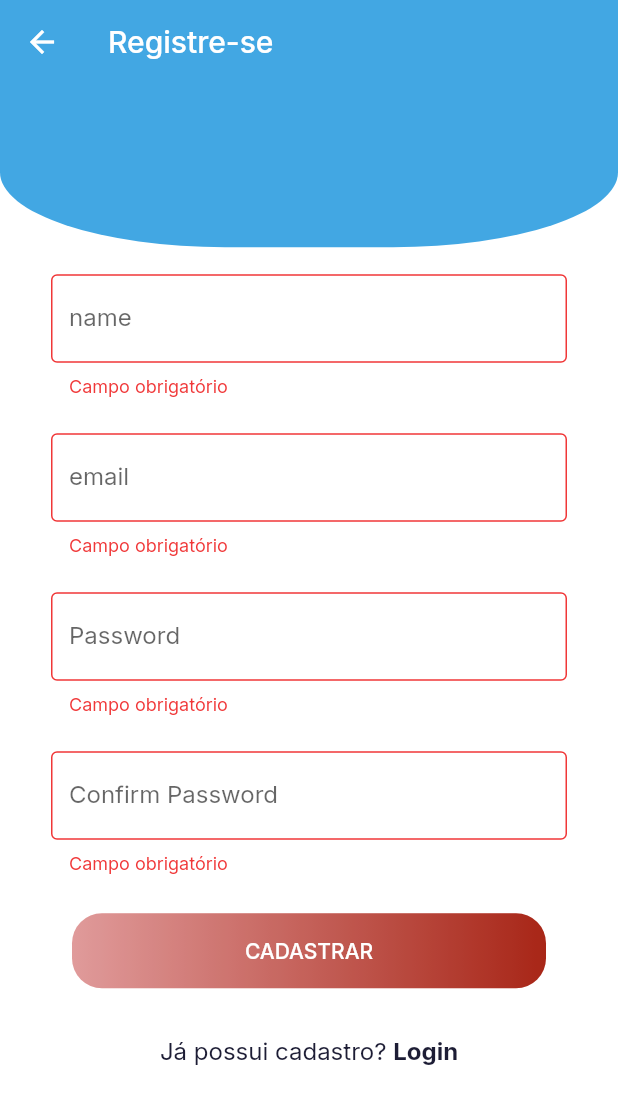
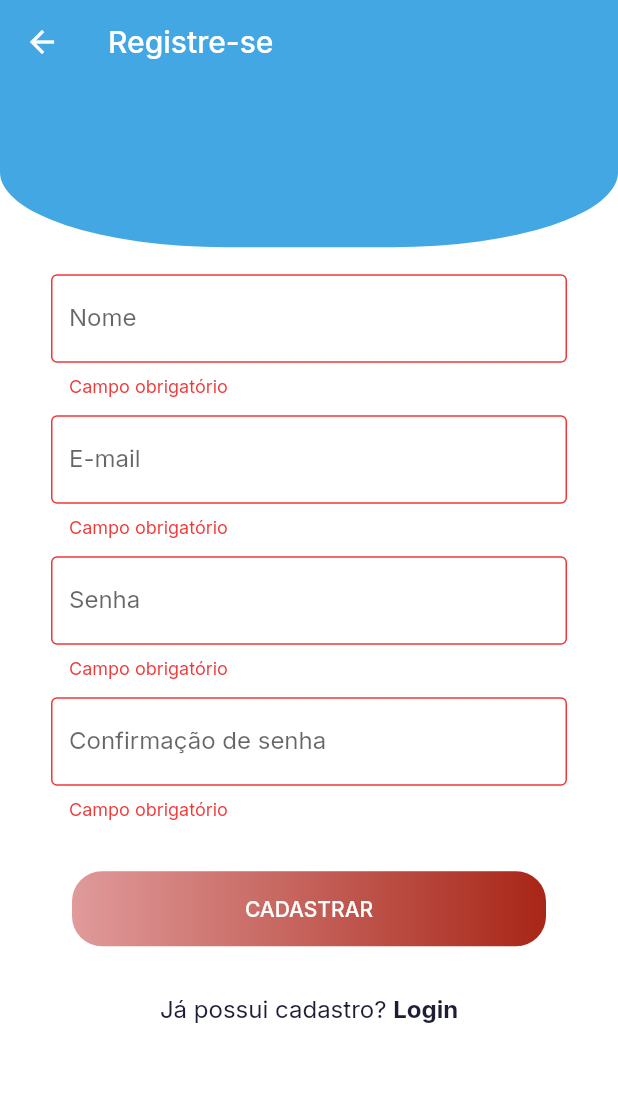
Before and after one commit to RafaelMunareto/flutterPadrao, a Flutter app: the SignupPage screen opened by its route, on a phone screen of 412 x 824 dp. Shown: the top 1104 px of the screen. Run offline on Flutter 3.47's test engine with Material 2 defaults, Android fonts, the light colour scheme and no system bars; our stand-ins replace cloud_firestore, firebase_auth, firebase_core, firebase_dynamic_links, flutter_mobx, flutter_modular and 5 more; accounts and stored records are empty; generated files the repository leaves out were written again.

Commit message:
implantaçao da verificação de email.

```diff
--- a/lib/app/modules/auth/auth_module.dart
+++ b/lib/app/modules/auth/auth_module.dart
@@ -30,8 +30,8 @@ class AuthModule extends Module {
     ChildRoute('signup',
         child: (context, args) => const SignupPage(),
         transition: TransitionType.leftToRightWithFade),
-    ChildRoute('verify',
-        child: (context, args) => const VerifyPage(),
+    ChildRoute('verify/:code',
+        child: (context, args) => VerifyPage(code: args.params['code']),
         transition: TransitionType.leftToRightWithFade),
     ChildRoute('forget',
         child: (context, args) => const ForgetPage(),
--- a/lib/app/modules/auth/forget/forget_page.dart
+++ b/lib/app/modules/auth/forget/forget_page.dart
@@ -20,7 +20,7 @@ class ForgetPage extends StatefulWidget {
 
 class ForgetPageState extends State<ForgetPage> {
   final ForgetStore store = Modular.get();
-  final GlobalKey<ScaffoldState> _scaffoldKey = new GlobalKey<ScaffoldState>();
+  final GlobalKey<ScaffoldState> _scaffoldKey = GlobalKey<ScaffoldState>();
 
   @override
   void didChangeDependencies() {
@@ -68,9 +68,6 @@ class ForgetPageState extends State<ForgetPage> {
                         labelText: 'email',
                         onChanged: store.client.changeEmail,
                         errorText: store.client.validateEmail),
-                    const SizedBox(
-                      height: 8,
-                    ),
                     Observer(builder: (_) {
                       return ButtonWidget(
                           label: 'ENVIAR SENHA',
--- a/lib/app/modules/auth/login/login_page.dart
+++ b/lib/app/modules/auth/login/login_page.dart
@@ -20,7 +20,7 @@ class LoginPage extends StatefulWidget {
 
 class LoginPageState extends State<LoginPage> {
   final LoginStore store = Modular.get();
-  final GlobalKey<ScaffoldState> _scaffoldKey = new GlobalKey<ScaffoldState>();
+  final GlobalKey<ScaffoldState> _scaffoldKey = GlobalKey<ScaffoldState>();
 
   @override
   void didChangeDependencies() {
@@ -69,9 +69,6 @@ class LoginPageState extends State<LoginPage> {
                         labelText: 'email',
                         onChanged: store.client.changeEmail,
                         errorText: store.client.validateEmail),
-                    const SizedBox(
-                      height: 8,
-                    ),
                     TextFieldWidget(
                         labelText: 'Password',
                         obscure: true,
--- a/lib/app/modules/auth/shared/models/client_store.dart
+++ b/lib/app/modules/auth/shared/models/client_store.dart
@@ -3,8 +3,8 @@ import 'package:mobx/mobx.dart';
 part 'client_store.g.dart';
 
 class ClientStore = _ClientStoreBase with _$ClientStore;
+
 abstract class _ClientStoreBase with Store {
-
   @observable
   String name = '';
 
@@ -29,29 +29,22 @@ abstract class _ClientStoreBase with Store {
   @action
   changeConfirmPassword(String value) => confirmPassword = value;
 
-
   @computed
   bool get isValidLogin {
-    return
-          validateEmail() == null
-          && validatePassword() == null;
+    return validateEmail() == null && validatePassword() == null;
   }
 
   @computed
   bool get isValidChangePassword {
-    return
-      validateConfirmPassword() == null
-          && validatePassword() == null;
+    return validateConfirmPassword() == null && validatePassword() == null;
   }
-
 
   @computed
   bool get isValidEmail {
-    return
-      validateEmail() == null;
+    return validateEmail() == null;
   }
 
-  String? validateName(){
+  String? validateName() {
     if (name.isEmpty) {
       return 'Campo obrigatório';
     } else if (name.length < 3) {
@@ -60,16 +53,18 @@ abstract class _ClientStoreBase with Store {
     return null;
   }
 
-  String? validateEmail(){
+  String? validateEmail() {
     if (email.isEmpty) {
       return 'Campo obrigatório';
-    } else if (!email.contains('@')) {
+    } else if (!RegExp(
+            r'^(([^<>()[\]\\.,;:\s@\"]+(\.[^<>()[\]\\.,;:\s@\"]+)*)|(\".+\"))@((\[[0-9]{1,3}\.[0-9]{1,3}\.[0-9]{1,3}\.[0-9]{1,3}\])|(([a-zA-Z\-0-9]+\.)+[a-zA-Z]{2,}))$')
+        .hasMatch(email)) {
       return 'Email inválido';
     }
     return null;
   }
 
-  String? validatePassword(){
+  String? validatePassword() {
     if (password.isEmpty) {
       return 'Campo obrigatório';
     } else if (password.length < 6) {
@@ -78,7 +73,7 @@ abstract class _ClientStoreBase with Store {
     return null;
   }
 
-  String? validateConfirmPassword(){
+  String? validateConfirmPassword() {
     if (password != confirmPassword) {
       return 'As senhas devem ser iguais.';
     } else if (confirmPassword.isEmpty) {
@@ -88,6 +83,4 @@ abstract class _ClientStoreBase with Store {
     }
     return null;
   }
-
-
 }
--- a/lib/app/modules/auth/signup/signup_page.dart
+++ b/lib/app/modules/auth/signup/signup_page.dart
@@ -20,19 +20,19 @@ class SignupPage extends StatefulWidget {
 
 class SignupPageState extends State<SignupPage> {
   final SignupStore store = Modular.get();
-  final GlobalKey<ScaffoldState> _scaffoldKey = new GlobalKey<ScaffoldState>();
+  final GlobalKey<ScaffoldState> _scaffoldKey = GlobalKey<ScaffoldState>();
 
   @override
   void didChangeDependencies() {
     super.didChangeDependencies();
     autorun(
-          (_) {
-        if(store.msg != ''){
-          SnackbarCustom().createSnackBareErrOrGoal(_scaffoldKey, errOrGoal: store.msgErrOrGoal ,message:store.msg, rota: '/home');
+      (_) {
+        if (store.msg != '') {
+          SnackbarCustom().createSnackBareErrOrGoal(_scaffoldKey,
+              errOrGoal: store.msgErrOrGoal, message: store.msg, rota: '/auth');
           store.setMsg('');
         }
       },
-
     );
   }
 
@@ -69,29 +69,20 @@ class SignupPageState extends State<SignupPage> {
                 child: Column(
                   children: [
                     TextFieldWidget(
-                        labelText: 'name',
+                        labelText: 'Nome',
                         onChanged: store.client.changeName,
                         errorText: store.client.validateName),
-                    const SizedBox(
-                      height: 20,
-                    ),
                     TextFieldWidget(
-                        labelText: 'email',
+                        labelText: 'E-mail',
                         onChanged: store.changeEmailGrupo,
                         errorText: store.validateEmailGrupo),
-                    const SizedBox(
-                      height: 20,
-                    ),
                     TextFieldWidget(
-                        labelText: 'Password',
+                        labelText: 'Senha',
                         obscure: true,
                         onChanged: store.client.changePassword,
                         errorText: store.client.validatePassword),
-                    const SizedBox(
-                      height: 20,
-                    ),
                     TextFieldWidget(
-                        labelText: 'Confirm Password',
+                        labelText: 'Confirmação de senha',
                         obscure: true,
                         onChanged: store.client.changeConfirmPassword,
                         errorText: store.client.validateConfirmPassword),
@@ -99,8 +90,9 @@ class SignupPageState extends State<SignupPage> {
                       return ButtonWidget(
                           label: 'CADASTRAR',
                           loading: store.loading,
-                          function:store.isValidRegisterEmailGrupo ? store.submit : null
-                      );
+                          function: store.isValidRegisterEmailGrupo
+                              ? store.submit
+                              : null);
                     }),
                     const LinkRoteWidget(
                         label: 'Já possui cadastro? ',
--- a/lib/app/shared/auth/auth_controller.dart
+++ b/lib/app/shared/auth/auth_controller.dart
@@ -69,9 +69,9 @@ abstract class _AuthControllerBase with Store {
   }
 
   @action
-  Future<String?> emailVerify()
+  Future emailVerify(code)
   {
-    return authRepository.emailVerify();
+    return authRepository.emailVerify(code);
   }
 
   @action
--- a/lib/app/shared/auth/repositories/auth_repository_interface.dart
+++ b/lib/app/shared/auth/repositories/auth_repository_interface.dart
@@ -13,6 +13,6 @@ abstract class IAuthRepository {
   Future createUserSendEmailLink(name, email, password);
   Future createUserEmailPassword(name, email, password);
   Future getGrupoEmail();
-  Future<String?> emailVerify();
+  Future emailVerify(code);
 
 }
--- a/lib/app/shared/components/button_widget.dart
+++ b/lib/app/shared/components/button_widget.dart
@@ -1,5 +1,3 @@
-import 'dart:async';
-
 import 'package:flutter/material.dart';
 
 class ButtonWidget extends StatefulWidget {
@@ -7,10 +5,8 @@ class ButtonWidget extends StatefulWidget {
   final dynamic function;
   final bool loading;
 
-  ButtonWidget(
-      {this.label = '',
-      this.function,
-      this.loading = false});
+  const ButtonWidget(
+      {Key? key, this.label = '', this.function, this.loading = false})  : super(key: key);
 
   @override
   _ButtonWidgetState createState() => _ButtonWidgetState();
@@ -62,7 +58,7 @@ class _ButtonWidgetState extends State<ButtonWidget>
   Widget _buildAnimation(BuildContext context, Widget? child) {
     return InkWell(
       child: Padding(
-        padding: const EdgeInsets.fromLTRB(8,16,8,8),
+        padding: const EdgeInsets.fromLTRB(8, 16, 8, 8),
         child: Container(
           width: largura.value,
           height: altura.value,
--- a/lib/app/shared/components/text_field_widget.dart
+++ b/lib/app/shared/components/text_field_widget.dart
@@ -5,7 +5,7 @@ class TextFieldWidget extends StatefulWidget {
   final String labelText;
   final dynamic onChanged;
   final bool obscure;
-  final Function() errorText;
+  final dynamic errorText;
 
   const TextFieldWidget(
       {Key? key,
@@ -59,6 +59,8 @@ class _TextFieldWidgetState extends State<TextFieldWidget>
         //       BoxShadow(
         //           color: Colors.grey.shade200, blurRadius: 15, spreadRadius: 4)
         //     ]),
+        child: Padding(
+          padding: const EdgeInsets.only(bottom: 8.0),
           child: TextField(
             onChanged: widget.onChanged,
             obscureText: widget.obscure,
@@ -68,6 +70,7 @@ class _TextFieldWidgetState extends State<TextFieldWidget>
               errorText: widget.errorText == null ? null : widget.errorText(),
             ),
           ),
+        ),
       );
     });
   }
--- a/lib/app/shared/utils/snackbar_custom.dart
+++ b/lib/app/shared/utils/snackbar_custom.dart
@@ -15,7 +15,7 @@ class SnackbarCustom  {
       if(errOrGoal) {
         final snackbar = SnackBar(content: Text(message), duration:  Duration(seconds:time), backgroundColor: Colors.green);
         scaffoldKey.currentState.showSnackBar(snackbar);
-        Timer(const Duration(seconds: 2), () => Modular.to.navigate(rota));
+        Timer(Duration(seconds: time), () => Modular.to.navigate(rota));
       }else{
         final snackbar = SnackBar(content: Text(message), duration:  Duration(seconds:time), backgroundColor: Colors.red);
         scaffoldKey.currentState.showSnackBar(snackbar);
--- a/lib/app/shared/utils/themes/theme_preferences.dart
+++ b/lib/app/shared/utils/themes/theme_preferences.dart
@@ -2,15 +2,15 @@ import 'package:flutter_padrao/app/shared/repositories/localstorage/local_storag
 import 'package:flutter_padrao/app/shared/repositories/localstorage/local_storage_interface.dart';
 
 class ThemePreferences {
-  static const String PREF_KEY = 'pref_them_key';
+  static const String prefKey = 'pref_them_key';
   final ILocalStorage _localStorage = LocalStorageHive();
 
   setTheme(value)
   {
-    _localStorage.put(PREF_KEY, value);
+    _localStorage.put(prefKey, value);
   }
 
   getTheme(){
-    _localStorage.get(PREF_KEY);
+    _localStorage.get(prefKey);
   }
 }
```
Also changed, not shown: lib/app/app_widget.dart (+4 -3 lines), lib/app/modules/auth/change/change_page.dart (+1 -7 lines), lib/app/modules/auth/change/change_store.dart (+8 -10 lines), lib/app/modules/auth/login/login_store.dart (+11 -4 lines), lib/app/modules/auth/signup/signup_store.dart (+3 -4 lines), lib/app/modules/auth/verify/verify_page.dart (+22 -35 lines), lib/app/modules/auth/verify/verify_store.dart (+13 -27 lines), lib/app/shared/auth/repositories/auth_repository.dart (+22 -26 lines). Lines whose indentation alone changed are shown as unchanged.
